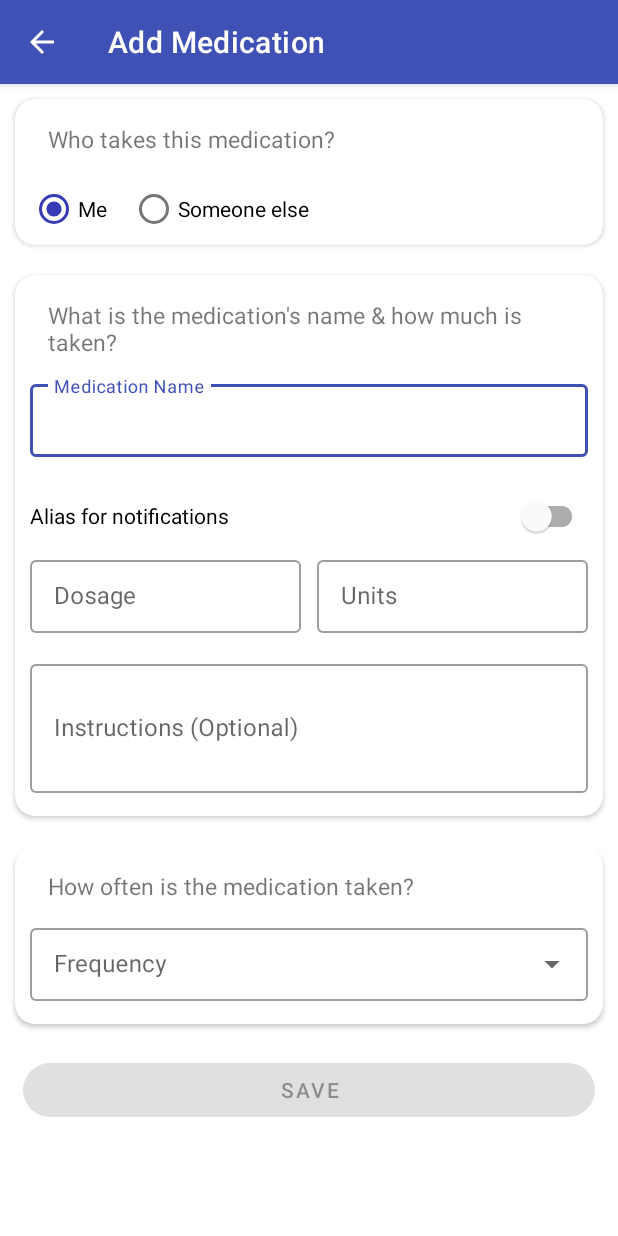
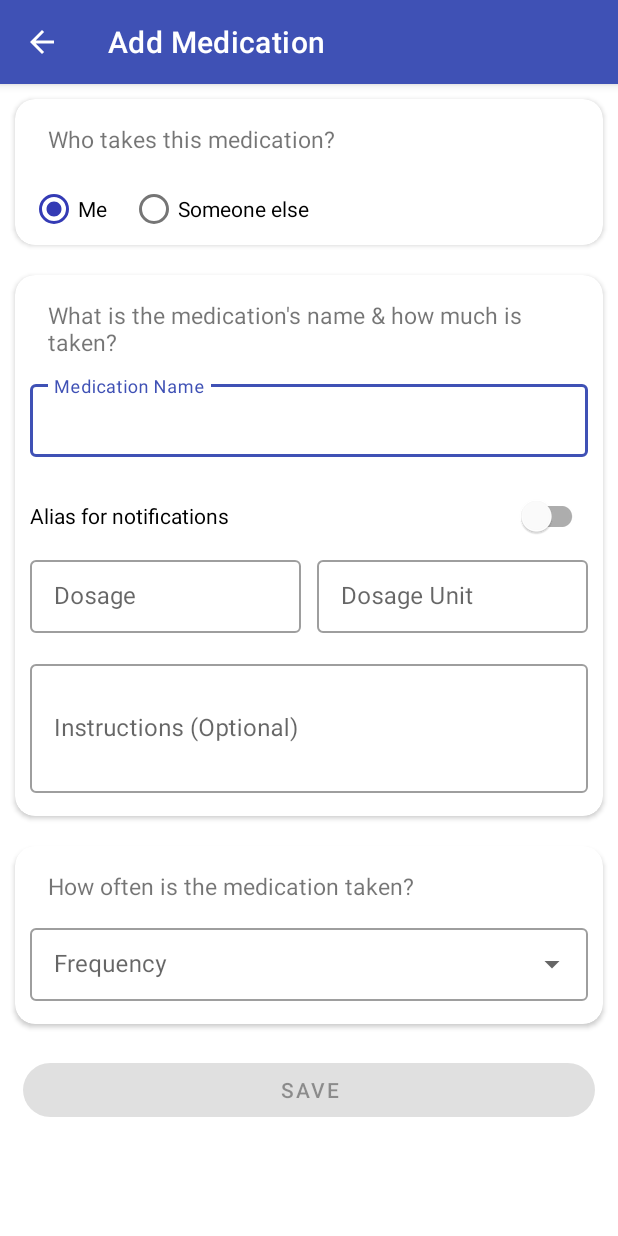
Before and after one commit to AdamGuidarini/MediTrak, an Android app: the AddMedication screen opened directly, with no data from a screen before it, on a phone screen of 412 x 824 dp. Run offline under Robolectric (Android 15) with nearby library versions, the phone set to English and light mode, and no system bars; 4 statements that could not run were skipped.

Commit message:
Updated translations, fixed crash

```diff
--- a/app/src/main/java/projects/medicationtracker/Dialogs/DoseInfoDialog.java
+++ b/app/src/main/java/projects/medicationtracker/Dialogs/DoseInfoDialog.java
@@ -83,7 +83,7 @@ public class DoseInfoDialog extends DialogFragment {
 
         infoDialog.getButton(DialogInterface.BUTTON_POSITIVE).setEnabled(false);
 
-        thisDose = nativeDb.getDoseById(doseId);
+        thisDose = doseId != -1 ? nativeDb.getDoseById(doseId) : new Dose();
 
         timeTaken = infoDialog.findViewById(R.id.dose_time_taken);
         dateTaken = infoDialog.findViewById(R.id.dose_date_taken);
--- a/app/src/main/res/values/strings.xml
+++ b/app/src/main/res/values/strings.xml
@@ -100,7 +100,7 @@
     <string name="medication_dosage">Dosage</string>
     <string name="medication_frequency">Frequency</string>
     <string name="taken_every">Taken Every</string>
-    <string name="units">Units</string>
+    <string name="units">Dosage Unit</string>
     <string name="taken">Taken</string>
     <string name="frequency">Frequency</string>
     <string name="multiple_times_per_day">Multiple Times per Day</string>
```
Also changed, not shown: 2 other files.
